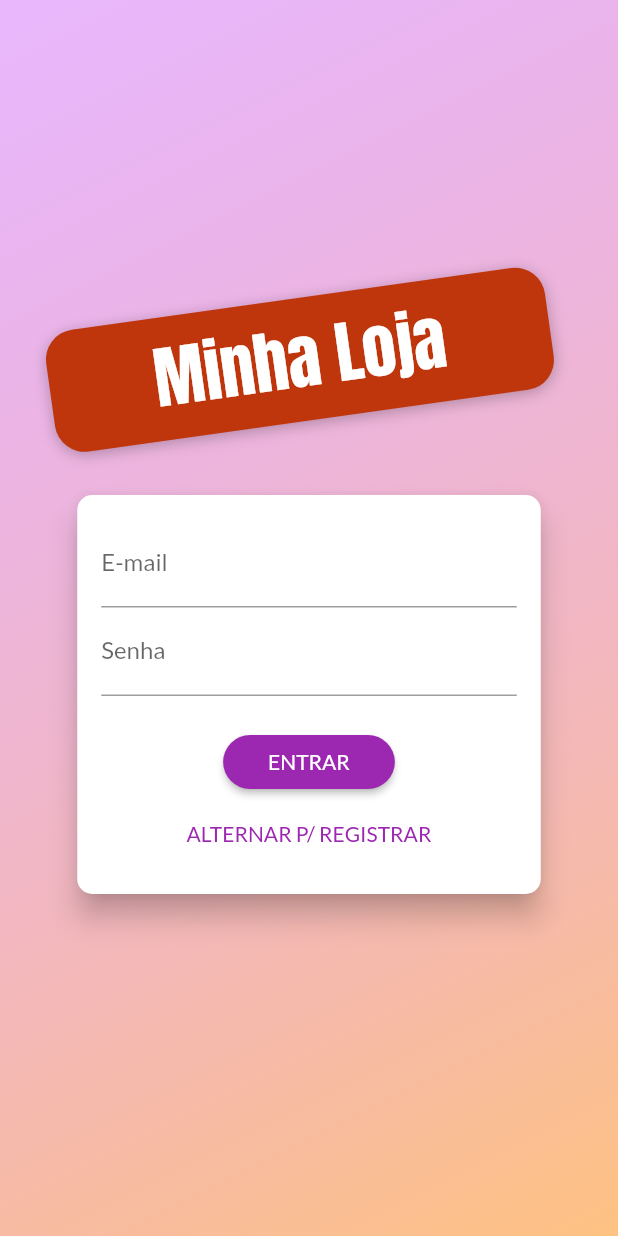
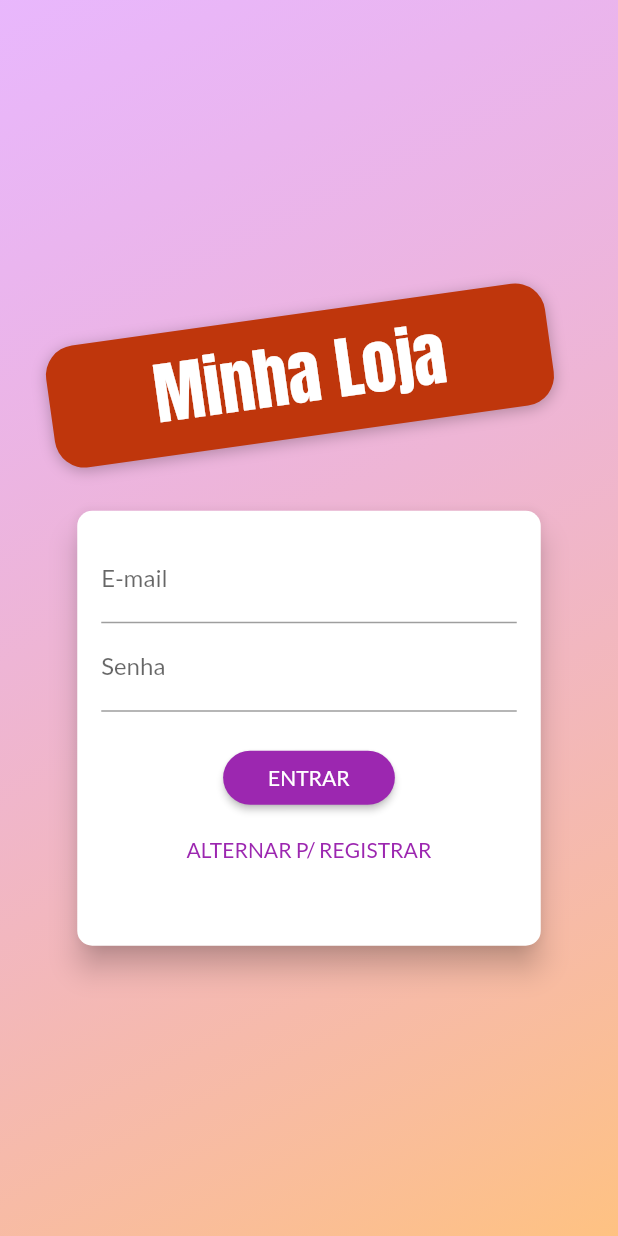
Before and after one commit to felipenario/shop, a Flutter app: the screen it shows after launch, on a phone screen of 412 x 824 dp. Run offline on Flutter 3.47's test engine with Material 2 defaults, Android fonts, the phone set to English and light mode, and no system bars; our stand-ins replace shared_preferences.

Commit message:
Commit final, módulo 12 com foco em animações customizadas finalizadas(AnimatedBuilder, AnimatedContainer, Hero, Slivers e Custom Transitions).

```diff
--- a/lib/main.dart
+++ b/lib/main.dart
@@ -4,6 +4,7 @@ import 'package:shop/providers/cart.dart';
 import 'package:shop/providers/orders.dart';
 import 'package:shop/providers/products.dart';
 import 'package:shop/utils/app_routes.dart';
+import 'package:shop/utils/custom_route.dart';
 import 'package:shop/views/auth_home_screen.dart';
 import 'package:shop/views/auth_screen.dart';
 import 'package:shop/views/cart_screen.dart';
@@ -53,6 +54,12 @@ class MyApp extends StatelessWidget {
               color: Colors.white,
             ),
           ),
+          pageTransitionsTheme: PageTransitionsTheme(
+            builders: {
+              TargetPlatform.android: CustomPageTransitionBuilder(),
+              TargetPlatform.iOS: CustomPageTransitionBuilder(),
+            },
+          ),
         ),
         //home: ProductOverviewScreen(),
         routes: {
--- /dev/null
+++ b/lib/utils/custom_route.dart
@@ -0,0 +1,42 @@
+import 'package:flutter/material.dart';
+
+class CustomRoute<T> extends MaterialPageRoute<T> {
+  //para construir uma customRoute com transition diferente, diretamente na chamada do navigator.
+  CustomRoute({
+    @required WidgetBuilder builder,
+    RouteSettings settings,
+  }) : super(
+          builder: builder,
+          settings: settings,
+        );
+
+  @override
+  Widget buildTransitions(
+    BuildContext context,
+    Animation<double> animation,
+    Animation<double> secondaryAnimation,
+    Widget child,
+  ) {}
+}
+
+class CustomPageTransitionBuilder extends PageTransitionsBuilder {
+  @override
+  Widget buildTransitions<T>(
+    PageRoute<T> route,
+    BuildContext context,
+    Animation<double> animation,
+    Animation<double> secondaryAnimation,
+    Widget child,
+  ) {
+    /*
+    Muda a transição de acordo com a rota!
+    if (route.settings.name == '/') {
+      return child;
+    }
+    */
+    return FadeTransition(
+      opacity: animation,
+      child: child,
+    );
+  }
+}
--- a/lib/views/auth_screen.dart
+++ b/lib/views/auth_screen.dart
@@ -6,7 +6,7 @@ import 'package:shop/widgets/auth_card.dart';
 class AuthScreen extends StatelessWidget {
   @override
   Widget build(BuildContext context) {
-    final deviceSize = MediaQuery.of(context).size;
+    //final deviceSize = MediaQuery.of(context).size;
     return Scaffold(
         body: Stack(
       children: [
@@ -21,19 +21,23 @@ class AuthScreen extends StatelessWidget {
             end: Alignment.bottomRight,
           )),
         ),
-        Container(
+        Center(
+          child: SingleChildScrollView(
+            child: Container(
               width: double.infinity,
               child: Column(
                 mainAxisAlignment: MainAxisAlignment.center,
                 crossAxisAlignment: CrossAxisAlignment.center,
                 children: [
+                  SizedBox(height: 45),
                   Container(
                     margin: EdgeInsets.only(bottom: 20, left: 20, right: 20),
                     padding: EdgeInsets.symmetric(
                       vertical: 8,
                       horizontal: 70,
                     ),
-                transform: Matrix4.rotationZ(-8 * pi / 180)..translate(-10.0),
+                    transform: Matrix4.rotationZ(-8 * pi / 180)
+                      ..translate(-10.0),
                     decoration: BoxDecoration(
                       borderRadius: BorderRadius.circular(20),
                       color: Colors.deepOrange.shade900,
@@ -51,7 +55,8 @@ class AuthScreen extends StatelessWidget {
                         maxLines: 1,
                         textAlign: TextAlign.center,
                         style: TextStyle(
-                      color: Theme.of(context).accentTextTheme.headline6.color,
+                          color:
+                              Theme.of(context).accentTextTheme.headline6.color,
                           fontSize: 45,
                           fontFamily: 'Anton',
                         ),
@@ -62,6 +67,8 @@ class AuthScreen extends StatelessWidget {
                 ],
               ),
             ),
+          ),
+        ),
       ],
     ));
   }
--- a/lib/widgets/auth_card.dart
+++ b/lib/widgets/auth_card.dart
@@ -10,15 +10,62 @@ class AuthCard extends StatefulWidget {
   _AuthCardState createState() => _AuthCardState();
 }
 
-class _AuthCardState extends State<AuthCard> {
+class _AuthCardState extends State<AuthCard>
+    with SingleTickerProviderStateMixin {
   GlobalKey<FormState> _form = GlobalKey();
   bool _isLoading = false;
   AuthMode _authMode = AuthMode.Login;
   final _passwordController = TextEditingController();
+  AnimationController _controller;
+  Animation<double> _opacityAnimation;
+  Animation<Offset> _slideAnimation;
   final Map<String, String> _authData = {
     'email': '',
     'password': '',
   };
+
+  @override
+  void initState() {
+    // TODO: implement initState
+    super.initState();
+    _controller = AnimationController(
+      vsync: this,
+      duration: Duration(
+        milliseconds: 300,
+      ),
+    );
+
+    //aqui é definido como a animação será.
+    _opacityAnimation = Tween(
+      begin: 0.0,
+      end: 1.0,
+    ).animate(CurvedAnimation(
+      parent: _controller,
+      curve: Curves.linear,
+    ));
+
+    _slideAnimation = Tween<Offset>(
+      begin: Offset(0, -1.5),
+      end: Offset(0, 0),
+    ).animate(CurvedAnimation(
+      parent: _controller,
+      curve: Curves.linear,
+    ));
+
+    //para cada mudança no valor da altura ele notificar que deve mudar
+    /*
+    _heigthAnimation.addListener(() {
+      setState(() {});
+    });
+    */
+  }
+
+  @override
+  void dispose() {
+    // TODO: implement dispose
+    super.dispose();
+    _controller.dispose();
+  }
 
   void _showErrorDialog(String msg) {
     showDialog(
@@ -76,24 +123,30 @@ class _AuthCardState extends State<AuthCard> {
       setState(() {
         _authMode = AuthMode.Signup;
       });
+      _controller.forward();
     } else {
       setState(() {
         _authMode = AuthMode.Login;
       });
+      _controller.reverse();
     }
   }
 
   @override
   Widget build(BuildContext context) {
     final deviceSize = MediaQuery.of(context).size;
-
+    print(_authMode);
     return Card(
       elevation: 8.0,
       shape: RoundedRectangleBorder(
         borderRadius: BorderRadius.circular(10),
       ),
-      child: SingleChildScrollView(
-        child: Container(
+      child: AnimatedContainer(
+        duration: Duration(milliseconds: 300),
+        curve: Curves.easeIn,
+        //é melhor usar esse container dentro de um SingleChildScrollView para responsividade.
+        height: _authMode == AuthMode.Login ? 290 : 371,
+        //height: _heigthAnimation.value.height,
         width: deviceSize.width * 0.75,
         padding: EdgeInsets.all(16),
         child: Form(
@@ -127,8 +180,18 @@ class _AuthCardState extends State<AuthCard> {
                 },
                 onSaved: (value) => _authData['password'] = value,
               ),
-                if (_authMode == AuthMode.Signup)
-                  TextFormField(
+              AnimatedContainer(
+                constraints: BoxConstraints(
+                  minHeight: _authMode == AuthMode.Signup ? 60 : 0,
+                  maxHeight: _authMode == AuthMode.Signup ? 120 : 0,
+                ),
+                duration: Duration(milliseconds: 300),
+                curve: Curves.linear,
+                child: FadeTransition(
+                  opacity: _opacityAnimation,
+                  child: SlideTransition(
+                    position: _slideAnimation,
+                    child: TextFormField(
                       decoration: InputDecoration(
                         labelText: 'Confirmar senha',
                       ),
@@ -141,6 +204,9 @@ class _AuthCardState extends State<AuthCard> {
                               return null;
                             }
                           : null,
+                    ),
+                  ),
+                ),
               ),
               SizedBox(height: 20),
               if (_isLoading)
@@ -172,7 +238,6 @@ class _AuthCardState extends State<AuthCard> {
           ),
         ),
       ),
-      ),
     );
   }
 }
--- a/pubspec.yaml
+++ b/pubspec.yaml
@@ -49,9 +49,8 @@ flutter:
   uses-material-design: true
 
   # To add assets to your application, add an assets section, like this:
-  # assets:
-  #   - images/a_dot_burr.jpeg
-  #   - images/a_dot_ham.jpeg
+  assets:
+    - assets/images/product-placeholder.png
 
   # An image asset can refer to one or more resolution-specific "variants", see
   # https://flutter.dev/assets-and-images/#resolution-aware.
```
Also changed, not shown: lib/views/product_detail_screen.dart (+36 -8 lines), lib/widgets/order_widget.dart (+9 -4 lines), lib/widgets/product_grid_item.dart (+7 -3 lines), assets/images/product-placeholder.png (added). Lines whose indentation alone changed are shown as unchanged.
